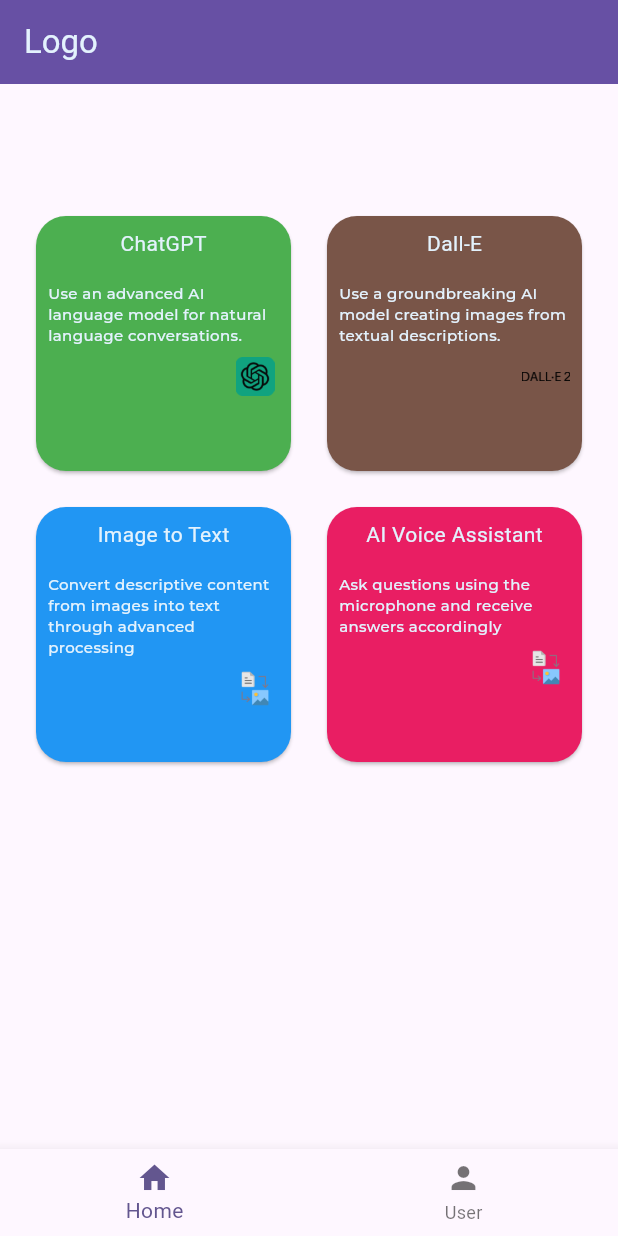
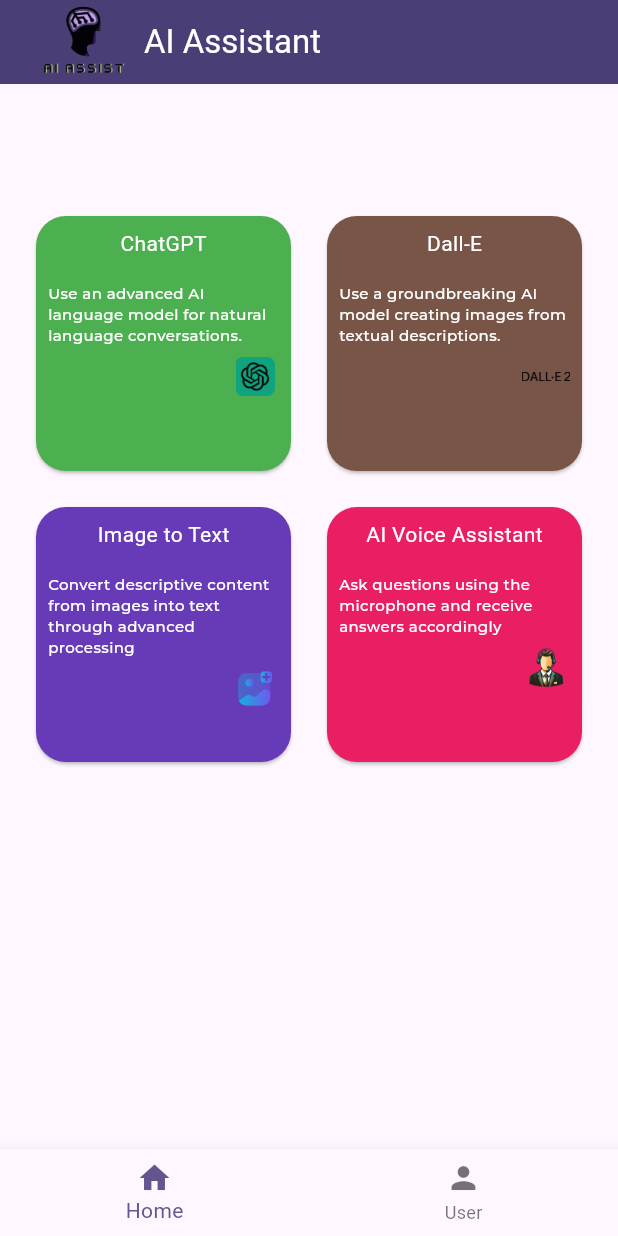
Before and after one commit to mohammedAlmaghlouth/ai_assist, a Flutter app: the MainPage screen opened by its route, on a phone screen of 412 x 824 dp. Run offline on Flutter 3.47's test engine with Material 3 defaults, Android fonts, the phone set to English and light mode, and no system bars; our stand-ins replace animate_do, dash_chat_2, flutter_tts, google_fonts, image_picker, share_plus and 1 more; missing offline and left inert: chat_gpt_sdk, clipboard, google_mlkit_text_recognition.

Commit message:
Edit main page

```diff
--- a/lib/features/main/presentation/custom_card.dart
+++ b/lib/features/main/presentation/custom_card.dart
@@ -45,14 +45,14 @@
                   Text(
                     title,
                     style: TextStyle(
-                        color: Theme.of(context).secondaryHeaderColor),
+                        color: Theme.of(context).colorScheme.onTertiary),
                   ),
                 ],
               ),
               SizedBox(height: 16.0),
               Text(
                 description,
-                style: textStyle(10, Theme.of(context).secondaryHeaderColor,
+                style: textStyle(10, Theme.of(context).colorScheme.onTertiary,
                     FontWeight.w500),
                 textAlign: TextAlign.left,
               ),
--- a/lib/features/main/presentation/main_page.dart
+++ b/lib/features/main/presentation/main_page.dart
@@ -19,11 +19,25 @@
   Widget build(BuildContext context) {
     return Scaffold(
       appBar: AppBar(
-          title: Text(
-            'Logo',
-            style: TextStyle(color: Theme.of(context).secondaryHeaderColor),
+          title: Row(
+            children: [
+              Padding(
+                padding: const EdgeInsets.all(8.0),
+                child: Image.asset(
+                  'assets/images/logo.png',
+                  height: 64,
+                  width: 64,
+                ),
+              ),
+              Text(
+                'AI Assistant',
+                style: TextStyle(
+                  color: Theme.of(context).colorScheme.onTertiary,
+                ),
+              ),
+            ],
           ),
-          backgroundColor: Theme.of(context).primaryColor,
+          backgroundColor: Theme.of(context).colorScheme.onPrimaryContainer,
           automaticallyImplyLeading: false),
       body: Padding(
         padding: const EdgeInsets.only(top: 64),
@@ -51,8 +65,8 @@
                 route: const RecognitionScreen(),
               ),
               CustomCard(
-                color: Colors.blue,
-                imagePath: 'lib/features/main/data/images/imageToText.png',
+                color: Colors.deepPurple,
+                imagePath: 'lib/features/imagetotext/data/images/add_image.png',
                 title: "Image to Text",
                 description:
                     "Convert descriptive content from images into text through advanced processing",
@@ -60,7 +74,7 @@
               ),
               CustomCard(
                   color: Colors.pink,
-                  imagePath: 'lib/features/main/data/images/imageToText.png',
+                  imagePath: 'assets/images/virtualAssistant.png',
                   title: "AI Voice Assistant",
                   description:
                       "Ask questions using the microphone and receive answers accordingly",
```
